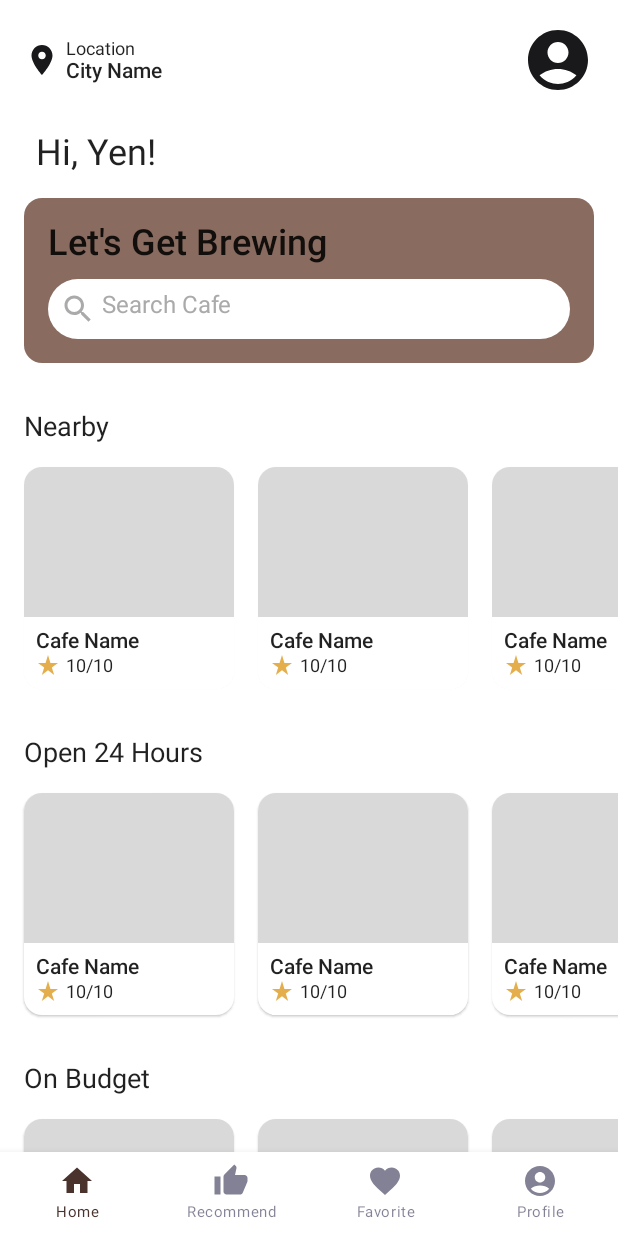
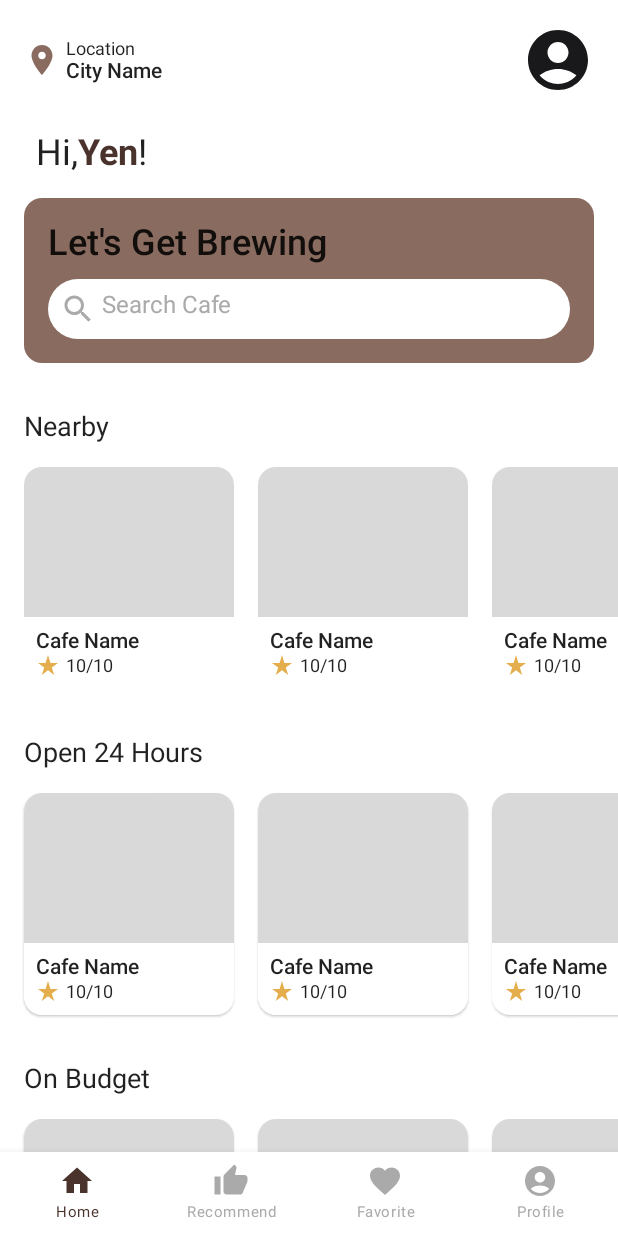
Before and after one commit to C23-PS051/mobile, an Android app built with Jetpack Compose: the screen it shows after launch (HomeActivity), on a phone screen of 412 x 824 dp. Run offline under Robolectric (Android 15) with nearby library versions, the phone set to English and light mode, and no system bars.

Commit message:
adjust colors resources, modify home ui

```diff
--- a/app/src/main/java/com/dicoding/c23ps051/caferecommenderapp/ui/HomeActivity.kt
+++ b/app/src/main/java/com/dicoding/c23ps051/caferecommenderapp/ui/HomeActivity.kt
@@ -54,7 +54,7 @@
 import com.dicoding.c23ps051.caferecommenderapp.ui.components.SectionText
 import com.dicoding.c23ps051.caferecommenderapp.ui.components.WelcomeText
 import com.dicoding.c23ps051.caferecommenderapp.ui.theme.CafeRecommenderAppTheme
-import com.dicoding.c23ps051.caferecommenderapp.ui.theme.LightGray
+import com.dicoding.c23ps051.caferecommenderapp.ui.theme.*
 
 class HomeActivity : ComponentActivity() {
 
@@ -79,7 +79,6 @@
                 .verticalScroll(rememberScrollState())
                 .padding(innerPadding)
         ) {
-//            Header()
             WelcomeText("Yen")
             SearchCafe()
             HomeSection(title = stringResource(id = R.string.nearby))
@@ -154,7 +153,7 @@
                     )
                 },
                 selected = it.title == navigationItems[0].title,
-                unselectedContentColor = LightGray,
+                unselectedContentColor = Gray,
                 onClick = { /*TODO*/ }
             )
         }
--- a/app/src/main/java/com/dicoding/c23ps051/caferecommenderapp/ui/components/SearchBar.kt
+++ b/app/src/main/java/com/dicoding/c23ps051/caferecommenderapp/ui/components/SearchBar.kt
@@ -21,6 +21,7 @@
 import androidx.compose.ui.unit.dp
 import com.dicoding.c23ps051.caferecommenderapp.R
 import com.dicoding.c23ps051.caferecommenderapp.ui.theme.CafeRecommenderAppTheme
+import com.dicoding.c23ps051.caferecommenderapp.ui.theme.Gray
 
 @Composable
 fun SearchBar(
@@ -29,7 +30,7 @@
     Surface(
         modifier = modifier
             .clip(CircleShape)
-            .background(colorResource(id = R.color.white))
+            .background(MaterialTheme.colors.background)
             .padding(8.dp)
     ) {
         Row {
@@ -39,7 +40,7 @@
             )
             Text(
                 text = stringResource(id = R.string.search_hint),
-                color = colorResource(id = R.color.gray),
+                color = Gray,
                 modifier = modifier.padding(horizontal = 4.dp).weight(1f)
             )
         }
--- a/app/src/main/java/com/dicoding/c23ps051/caferecommenderapp/ui/components/WelcomeText.kt
+++ b/app/src/main/java/com/dicoding/c23ps051/caferecommenderapp/ui/components/WelcomeText.kt
@@ -8,6 +8,10 @@
 import androidx.compose.runtime.Composable
 import androidx.compose.ui.Modifier
 import androidx.compose.ui.res.stringResource
+import androidx.compose.ui.text.SpanStyle
+import androidx.compose.ui.text.buildAnnotatedString
+import androidx.compose.ui.text.font.FontWeight
+import androidx.compose.ui.text.withStyle
 import androidx.compose.ui.tooling.preview.Preview
 import androidx.compose.ui.unit.dp
 import com.dicoding.c23ps051.caferecommenderapp.R
@@ -18,9 +22,26 @@
     name: String,
     modifier: Modifier = Modifier
 ) {
+    val text = buildAnnotatedString {
+        withStyle(style = SpanStyle(fontWeight = FontWeight.Normal)) {
+            append(stringResource(id = R.string.hello_text))
+        }
+        withStyle(
+            style = SpanStyle(
+                fontWeight = FontWeight.Bold,
+                color = MaterialTheme.colors.primary
+            )
+        ) {
+            append(name)
+        }
+        withStyle(style = SpanStyle(fontWeight = FontWeight.Normal)) {
+            append("!")
+        }
+    }
+
     Spacer(modifier = Modifier.height(8.dp))
     Text(
-        text = stringResource(id = R.string.hello_text) + " " + name + "!",
+        text = text,
         style = MaterialTheme.typography.h5,
         modifier = modifier.padding(horizontal = 24.dp),
     )
--- a/app/src/main/java/com/dicoding/c23ps051/caferecommenderapp/ui/theme/Color.kt
+++ b/app/src/main/java/com/dicoding/c23ps051/caferecommenderapp/ui/theme/Color.kt
@@ -3,11 +3,12 @@
 import androidx.compose.ui.graphics.Color
 import com.dicoding.c23ps051.caferecommenderapp.R
 
-val Black = Color(R.color.black)
-val White = Color(R.color.white)
-val LightBlack = Color(R.color.light_black)
-val Brown = Color(R.color.brown)
-val Cream = Color(R.color.cream)
-val LightGray = Color(R.color.light_gray)
-val MildWhite = Color(R.color.mild_white)
-val DarkBrown = Color(R.color.dark_brown)
+val Black = Color(0xFF000000)
+val White = Color(0xFFFFFFFF)
+val LightBlack = Color(0xFF19191B)
+val Brown = Color(0xFF896B60)
+val Cream = Color(0xFFD0C7C2)
+val LightGray = Color(0xFFEFEFF0)
+val Gray = Color(0xFFAAAAAA)
+val MildWhite = Color(0xFFFAFAFA)
+val DarkBrown = Color(0xFF4A332D)
--- a/app/src/main/java/com/dicoding/c23ps051/caferecommenderapp/ui/theme/Theme.kt
+++ b/app/src/main/java/com/dicoding/c23ps051/caferecommenderapp/ui/theme/Theme.kt
@@ -8,9 +8,9 @@
 import androidx.compose.ui.graphics.Color
 
 private val DarkColorPalette = darkColors(
-    primary = Color(0xFF4A332D),
+    primary = Color(0xFF896B60),
     primaryVariant = Color(0xFFD0C7C2),
-    secondary = Color(0xFF896B60),
+    secondary = Color(0xFF4A332D),
     onPrimary = Color(0xFFFFFFFF)
 )
 
--- a/app/src/main/res/drawable/location.xml
+++ b/app/src/main/res/drawable/location.xml
@@ -1,4 +1,4 @@
-<vector android:height="24dp" android:tint="#19191B"
+<vector android:height="24dp" android:tint="#896B60"
     android:viewportHeight="24" android:viewportWidth="24"
     android:width="24dp" xmlns:android="http://schemas.android.com/apk/res/android">
     <path android:fillColor="@android:color/white" android:pathData="M12,2C8.13,2 5,5.13 5,9c0,5.25 7,13 7,13s7,-7.75 7,-13c0,-3.87 -3.13,-7 -7,-7zM12,11.5c-1.38,0 -2.5,-1.12 -2.5,-2.5s1.12,-2.5 2.5,-2.5 2.5,1.12 2.5,2.5 -1.12,2.5 -2.5,2.5z"/>
--- a/app/src/main/res/values/strings.xml
+++ b/app/src/main/res/values/strings.xml
@@ -3,7 +3,7 @@
 
     <!-- Home Page -->
     <string name="location">Location</string>
-    <string name="hello_text">Hi, </string>
+    <string name="hello_text">Hi,&#32;</string>
     <string name="search_text">Let\'s Get Brewing</string>
     <string name="search_hint">Search Cafe</string>
     <string name="nearby">Nearby</string>
```
